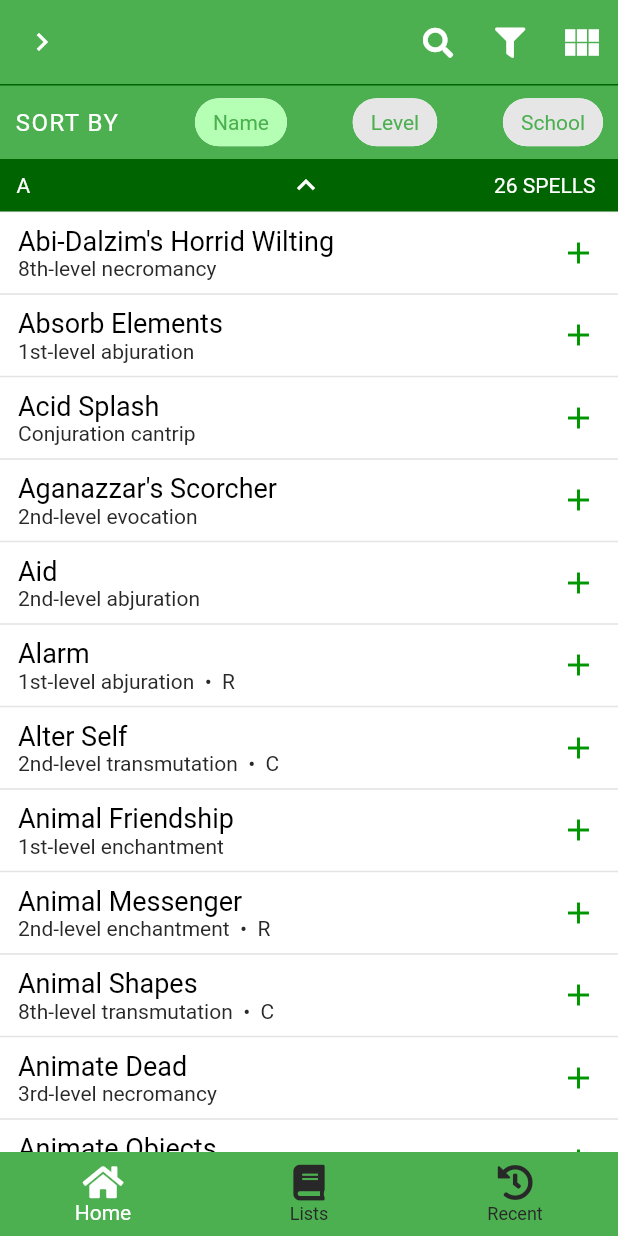
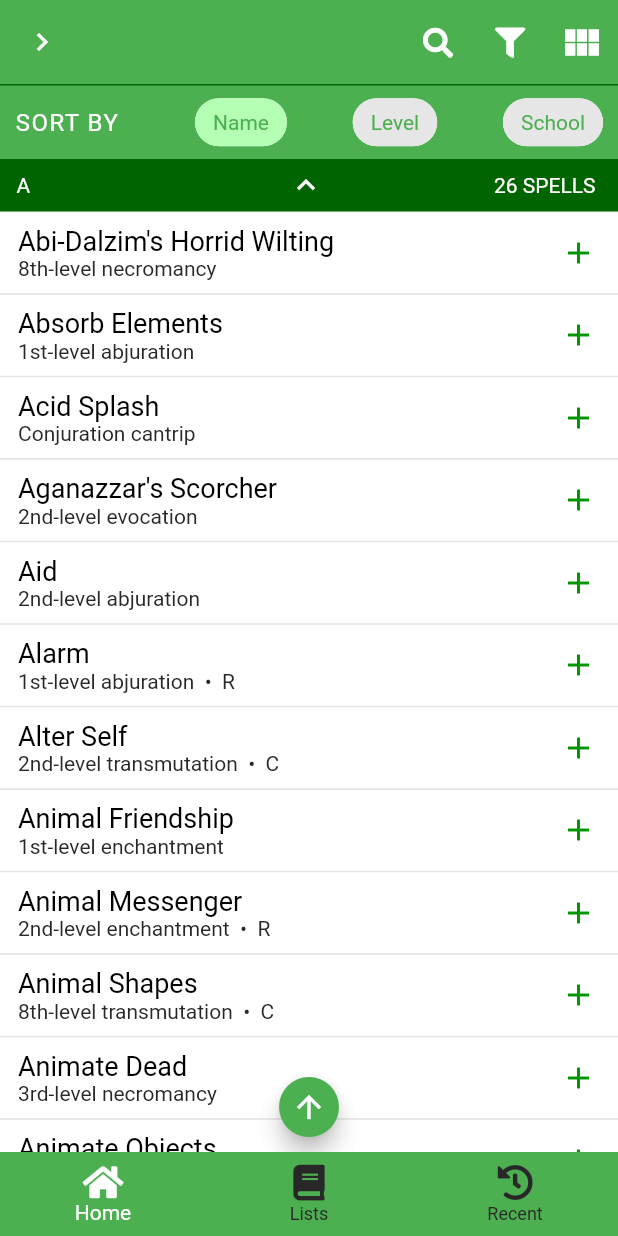
Before and after one commit to rijkdw/dnd-spells-flutter, a Flutter app: the screen it shows after launch, on a phone screen of 412 x 824 dp. Run offline on Flutter 3.47's test engine with Material 2 defaults, Android fonts, the phone set to English and light mode, and no system bars; our stand-ins replace flutter_sticky_header, font_awesome_flutter, shared_preferences.

Commit message:
Added a scroll-to-top button on the headered list

```diff
--- a/lib/components/headeredspell_list.dart
+++ b/lib/components/headeredspell_list.dart
@@ -1,6 +1,5 @@
 import 'package:dnd_spells_flutter/components/spell_listtile.dart';
 import 'package:dnd_spells_flutter/models/spell.dart';
-import 'package:dnd_spells_flutter/services/appstatemanager.dart';
 import 'package:dnd_spells_flutter/services/thememanager.dart';
 import 'package:flutter/material.dart';
 import 'package:flutter_sticky_header/flutter_sticky_header.dart';
@@ -11,15 +10,16 @@ enum OrderBy { name, level, school }
 class HeaderedSpellList extends StatefulWidget {
   final List<Spell> spells;
   final OrderBy orderBy;
+  final ScrollController scrollController;
 
-  HeaderedSpellList({@required this.spells, @required this.orderBy}) : super(key: UniqueKey());
+  HeaderedSpellList({@required this.spells, @required this.orderBy, @required this.scrollController, Key key}) : super(key: key ?? UniqueKey()); // : super(key: UniqueKey()); (why?)
 
   @override
   _HeaderedSpellListState createState() => _HeaderedSpellListState();
 }
 
 class _HeaderedSpellListState extends State<HeaderedSpellList> {
-  ScrollController scrollController = ScrollController(keepScrollOffset: true);
+//  ScrollController scrollController = ScrollController();
   List<_SliverExpandableStickyHeader> headers;
 
   @override
@@ -135,7 +135,7 @@ class _HeaderedSpellListState extends State<HeaderedSpellList> {
       child: ScrollConfiguration(
         behavior: NoGlowScrollBehavior(),
         child: CustomScrollView(
-          controller: scrollController,
+          controller: widget.scrollController,
           shrinkWrap: true,
           slivers: headers,
         ),
@@ -175,6 +175,12 @@ class _SliverExpandableStickyHeaderState extends State<_SliverExpandableStickyHe
   void _toggleShowExpanded() {
     setState(() {
       _expanded = !_expanded;
+    });
+  }
+
+  void compress() {
+    setState(() {
+      _expanded = false;
     });
   }
 
--- a/lib/components/quicksearchbottomsheet.dart
+++ b/lib/components/quicksearchbottomsheet.dart
@@ -13,6 +13,7 @@ class QuickSearchBottomSheet extends StatelessWidget {
       onTap: () => FocusScope.of(context).unfocus(),
       splashColor: Colors.transparent,
       child: Container(
+        color: Provider.of<ThemeManager>(context).colorPalette.dialogBackgroundColor,
         padding: const EdgeInsets.symmetric(horizontal: 10, vertical: 20),
         child: QuickSearchForm(),
       ),
--- a/lib/screens/pages/searchpage.dart
+++ b/lib/screens/pages/searchpage.dart
@@ -107,6 +107,9 @@ class _SearchPageState extends State<SearchPage> {
                 ),
               ],
             );
+
+          ScrollController headeredSpellListController = ScrollController();
+
           return Column(
             children: <Widget>[
               SortWidget(
@@ -114,9 +117,51 @@ class _SearchPageState extends State<SearchPage> {
                 toCheck: Provider.of<SearchManager>(context).orderBy,
               ),
               Expanded(
-                child: HeaderedSpellList(
-                  spells: filteredSpells,
-                  orderBy: searchManager.orderBy,
+                child: Stack(
+                  children: <Widget>[
+                    HeaderedSpellList(
+                      scrollController: headeredSpellListController,
+                      spells: filteredSpells,
+                      orderBy: searchManager.orderBy,
+                    ),
+                    Container(
+                      width: double.infinity,
+                      height: double.infinity,
+                      padding: const EdgeInsets.all(6),
+                      alignment: Alignment.bottomCenter,
+                      child: Row(
+                        mainAxisSize: MainAxisSize.min,
+                        children: <Widget>[
+//                          FloatingActionButton(
+//                            mini: true,
+//                            child: Icon(Icons.compare_arrows),
+//                            onPressed: () {},
+//                          ),
+//                          SizedBox(width: 4),
+                          FloatingActionButton(
+                            mini: true,
+                            onPressed: () {
+                              headeredSpellListController.animateTo(
+                                0,
+                                duration: Duration(milliseconds: 500),
+                                curve: Curves.ease,
+                              );
+                            },
+                            backgroundColor: Provider.of<ThemeManager>(context).colorPalette.buttonColor,
+                            child: Icon(
+                              Icons.arrow_upward,
+                              color: Provider.of<ThemeManager>(context).colorPalette.buttonTextColor,
+                            ),
+                          ),
+//                          SizedBox(width: 4),
+//                          FloatingActionButton(
+//                            mini: true,
+//                            onPressed: () {},
+//                          ),
+                        ],
+                      ),
+                    ),
+                  ],
                 ),
               ),
             ],
```
Also changed, not shown: lib/components/clearabletextfield.dart (+12 -1 lines).
